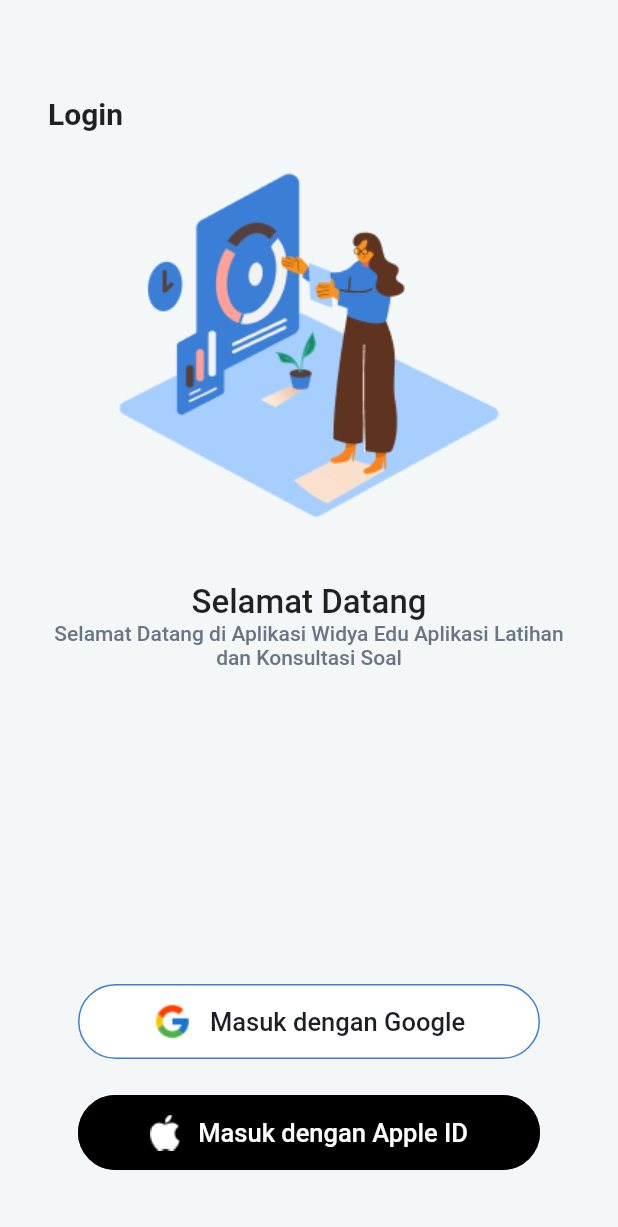
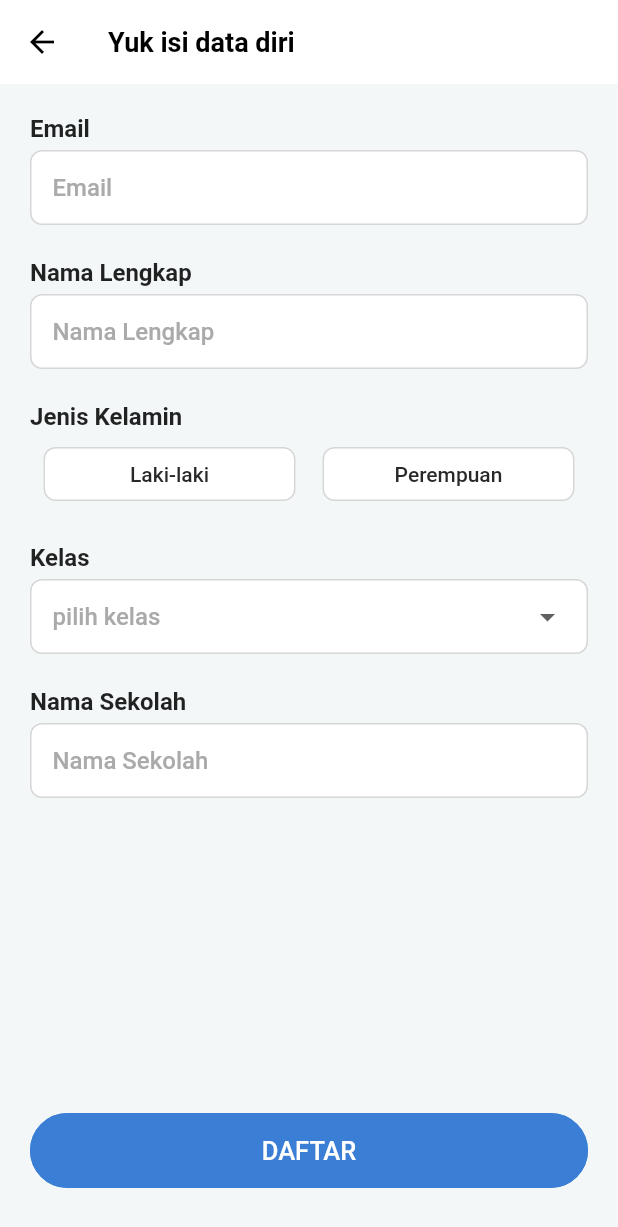
Before and after one commit to muhfauzidk/elearning_app, a Flutter app: the screen it shows after launch, after a tap on "Masuk dengan Google", on a phone screen of 412 x 824 dp. Shown: the top 1227 px of the screen. Run offline on Flutter 3.47's test engine with Material 2 defaults, Android fonts, the phone set to English and light mode, and no system bars.

Commit message:
adding register page

```diff
--- a/lib/constans/R/app_colors.dart
+++ b/lib/constans/R/app_colors.dart
@@ -5,4 +5,6 @@ class AppColors {
   Color grey = Color(0xffF3F7F8);
   Color greySubtitles = Color(0xff6A7483);
   Color blackButtonLogin = Color(0xff1A1F26);
+  Color greyBorderForm = Color(0xffD6D6D6);
+  Color greyHintText = Color(0xffAAAAAA);
 }
--- a/lib/constans/R/strings.dart
+++ b/lib/constans/R/strings.dart
@@ -5,4 +5,5 @@ class Strings {
       "Selamat Datang di Aplikasi Widya Edu Aplikasi Latihan dan Konsultasi Soal";
   String loginWithGoogle = "Masuk dengan Google";
   String loginWithApple = "Masuk dengan Apple ID";
+  String daftar = "DAFTAR";
 }
--- a/lib/main.dart
+++ b/lib/main.dart
@@ -1,6 +1,9 @@
 import 'package:elearning_app/views/login_page.dart';
+import 'package:elearning_app/views/main_page.dart';
 import 'package:elearning_app/views/splash_screen.dart';
 import 'package:flutter/material.dart';
+
+import 'views/register_page.dart';
 
 void main() {
   runApp(const MyApp());
@@ -31,6 +34,8 @@ class MyApp extends StatelessWidget {
       routes: {
         "/": (context) => const SplashScreen(),
         LoginPage.route: (context) => const LoginPage(),
+        RegisterPage.route: (context) => const RegisterPage(),
+        MainPage.route: (context) => const MainPage(),
       },
     );
   }
--- a/lib/views/login_page.dart
+++ b/lib/views/login_page.dart
@@ -1,3 +1,4 @@
+import 'package:elearning_app/views/register_page.dart';
 import 'package:flutter/material.dart';
 import 'package:flutter/src/widgets/container.dart';
 import 'package:flutter/src/widgets/framework.dart';
@@ -52,6 +53,9 @@ class _LoginPageState extends State<LoginPage> {
             ),
             Spacer(),
             ButtonLogin(
+              onTap: () {
+                Navigator.of(context).pushNamed(RegisterPage.route);
+              },
               backgroundColor: Colors.white,
               borderColor: R.colors.primary,
               child: Row(
@@ -71,6 +75,7 @@ class _LoginPageState extends State<LoginPage> {
               ),
             ),
             ButtonLogin(
+              onTap: () {},
               backgroundColor: Colors.black,
               borderColor: Colors.black,
               child: Row(
@@ -102,11 +107,13 @@ class ButtonLogin extends StatelessWidget {
     required this.backgroundColor,
     required this.child,
     required this.borderColor,
+    required this.onTap,
   }) : super(key: key);
 
   final Color backgroundColor;
   final Widget child;
   final Color borderColor;
+  final Function()? onTap;
 
   @override
   Widget build(BuildContext context) {
@@ -122,7 +129,7 @@ class ButtonLogin extends StatelessWidget {
             ),
             fixedSize: Size(MediaQuery.of(context).size.width * 0.8, 50),
           ),
-          onPressed: () {},
+          onPressed: onTap,
           child: child),
     );
   }
--- /dev/null
+++ b/lib/views/main_page.dart
@@ -0,0 +1,18 @@
+import 'package:flutter/material.dart';
+
+class MainPage extends StatefulWidget {
+  const MainPage({super.key});
+  static String route = "main_page";
+
+  @override
+  State<MainPage> createState() => _MainPageState();
+}
+
+class _MainPageState extends State<MainPage> {
+  @override
+  Widget build(BuildContext context) {
+    return Scaffold(
+      bottomNavigationBar: Container(),
+    );
+  }
+}
--- /dev/null
+++ b/lib/views/register_page.dart
@@ -0,0 +1,261 @@
+import 'package:elearning_app/views/main_page.dart';
+import 'package:flutter/material.dart';
+
+import '../constans/r.dart';
+import 'login_page.dart';
+
+class RegisterPage extends StatefulWidget {
+  const RegisterPage({super.key});
+  static String route = "register_page";
+
+  @override
+  State<RegisterPage> createState() => _RegisterPageState();
+}
+
+enum Gender { lakiLaki, perempuan }
+
+class _RegisterPageState extends State<RegisterPage> {
+  String? gender;
+  List<String> classSlta = ["10", "11", "12"];
+  String? selectedClass;
+
+  onTapGender(Gender genderInput) {
+    if (genderInput == Gender.lakiLaki) {
+      gender = "Laki-laki";
+    } else {
+      gender = "Perempuan";
+    }
+    setState(() {});
+  }
+
+  @override
+  Widget build(BuildContext context) {
+    return Scaffold(
+      // resizeToAvoidBottomInset: false,
+      backgroundColor: R.colors.grey,
+      appBar: AppBar(
+        elevation: 0,
+        backgroundColor: Colors.white,
+        iconTheme: IconThemeData(color: Colors.black),
+        title: Text(
+          "Yuk isi data diri",
+          style: TextStyle(
+            color: Colors.black,
+            fontWeight: FontWeight.w700,
+            fontSize: 18,
+          ),
+        ),
+      ),
+      bottomNavigationBar: SafeArea(
+        child: Padding(
+          padding: const EdgeInsets.only(bottom: 20.0),
+          child: ButtonLogin(
+            onTap: () {
+              Navigator.of(context).pushNamed(MainPage.route);
+            },
+            backgroundColor: R.colors.primary,
+            borderColor: R.colors.primary,
+            child: Text(
+              R.strings.daftar,
+              style: TextStyle(
+                fontSize: 17,
+                fontWeight: FontWeight.w500,
+                color: Colors.white,
+              ),
+            ),
+          ),
+        ),
+      ),
+      body: SingleChildScrollView(
+        child: Padding(
+          padding: const EdgeInsets.all(20.0),
+          child: Column(
+            crossAxisAlignment: CrossAxisAlignment.start,
+            children: [
+              RegisterTextField(
+                title: 'Email',
+                hintText: 'Email',
+              ),
+              SizedBox(height: 22),
+              RegisterTextField(
+                title: 'Nama Lengkap',
+                hintText: 'Nama Lengkap',
+              ),
+              SizedBox(height: 22),
+              Text(
+                "Jenis Kelamin",
+                style: TextStyle(
+                  fontSize: 16,
+                  fontWeight: FontWeight.w600,
+                ),
+              ),
+              SizedBox(height: 5),
+              Row(
+                children: [
+                  Expanded(
+                    child: Padding(
+                      padding: const EdgeInsets.symmetric(horizontal: 9.0),
+                      child: ElevatedButton(
+                        style: ElevatedButton.styleFrom(
+                          elevation: 0,
+                          backgroundColor: gender == "Laki-laki"
+                              ? R.colors.primary
+                              : Colors.white,
+                          shape: RoundedRectangleBorder(
+                            borderRadius: BorderRadius.circular(8),
+                            side: BorderSide(
+                              color: R.colors.greyBorderForm,
+                            ),
+                          ),
+                        ),
+                        onPressed: () {
+                          onTapGender(Gender.lakiLaki);
+                        },
+                        child: Text(
+                          "Laki-laki",
+                          style: TextStyle(
+                            fontSize: 14,
+                            color: gender == "Laki-laki"
+                                ? Colors.white
+                                : Color(0xff282828),
+                          ),
+                        ),
+                      ),
+                    ),
+                  ),
+                  Expanded(
+                    child: Padding(
+                      padding: const EdgeInsets.symmetric(horizontal: 9.0),
+                      child: ElevatedButton(
+                        style: ElevatedButton.styleFrom(
+                          elevation: 0,
+                          backgroundColor: gender == "Perempuan"
+                              ? R.colors.primary
+                              : Colors.white,
+                          shape: RoundedRectangleBorder(
+                            borderRadius: BorderRadius.circular(8),
+                            side: BorderSide(
+                              color: R.colors.greyBorderForm,
+                            ),
+                          ),
+                        ),
+                        onPressed: () {
+                          onTapGender(Gender.perempuan);
+                        },
+                        child: Text(
+                          "Perempuan",
+                          style: TextStyle(
+                            fontSize: 14,
+                            color: gender == "Perempuan"
+                                ? Colors.white
+                                : Color(0xff282828),
+                          ),
+                        ),
+                      ),
+                    ),
+                  ),
+                ],
+              ),
+              SizedBox(height: 22),
+              Text(
+                "Kelas",
+                style: TextStyle(
+                  fontSize: 16,
+                  fontWeight: FontWeight.w600,
+                ),
+              ),
+              SizedBox(height: 5),
+              Container(
+                width: double.infinity,
+                padding: EdgeInsets.symmetric(horizontal: 14),
+                decoration: BoxDecoration(
+                  borderRadius: BorderRadius.circular(8),
+                  color: Colors.white,
+                  border: Border.all(
+                    color: R.colors.greyBorderForm,
+                  ),
+                ),
+                child: DropdownButtonHideUnderline(
+                  child: DropdownButton<String>(
+                      hint: Text(
+                        "pilih kelas",
+                        style: TextStyle(
+                          color: R.colors.greyHintText,
+                          fontWeight: FontWeight.w500,
+                        ),
+                      ),
+                      value: selectedClass,
+                      items: classSlta
+                          .map(
+                            (e) => DropdownMenuItem<String>(
+                              child: Text(e),
+                              value: e,
+                            ),
+                          )
+                          .toList(),
+                      onChanged: (String? val) {
+                        selectedClass = val!;
+                        setState(() {});
+                      }),
+                ),
+              ),
+              SizedBox(height: 22),
+              RegisterTextField(
+                title: 'Nama Sekolah',
+                hintText: 'Nama Sekolah',
+              ),
+              // const Spacer(),
+            ],
+          ),
+        ),
+      ),
+    );
+  }
+}
+
+class RegisterTextField extends StatelessWidget {
+  const RegisterTextField({
+    Key? key,
+    required this.title,
+    required this.hintText,
+  }) : super(key: key);
+  final String title;
+  final String hintText;
+
+  @override
+  Widget build(BuildContext context) {
+    return Column(
+      crossAxisAlignment: CrossAxisAlignment.start,
+      children: [
+        Text(
+          title,
+          style: TextStyle(
+            fontSize: 16,
+            fontWeight: FontWeight.w600,
+          ),
+        ),
+        SizedBox(height: 5),
+        Container(
+          padding: EdgeInsets.symmetric(horizontal: 14),
+          decoration: BoxDecoration(
+            borderRadius: BorderRadius.circular(8),
+            color: Colors.white,
+            border: Border.all(
+              color: R.colors.greyBorderForm,
+            ),
+          ),
+          child: TextField(
+            decoration: InputDecoration(
+              border: InputBorder.none,
+              hintText: hintText,
+              hintStyle: TextStyle(
+                color: R.colors.greyHintText,
+                fontWeight: FontWeight.w500,
+              ),
+            ),
+          ),
+        ),
+      ],
+    );
+  }
+}
--- a/lib/views/splash_screen.dart
+++ b/lib/views/splash_screen.dart
@@ -17,7 +17,7 @@ class SplashScreen extends StatelessWidget {
         // Navigator.of(context).push(
         //   MaterialPageRoute(builder: (context) => LoginPage()),
         // );
-        Navigator.of(context).pushNamed(LoginPage.route);
+        Navigator.of(context).pushReplacementNamed(LoginPage.route);
       },
     );
 
```
